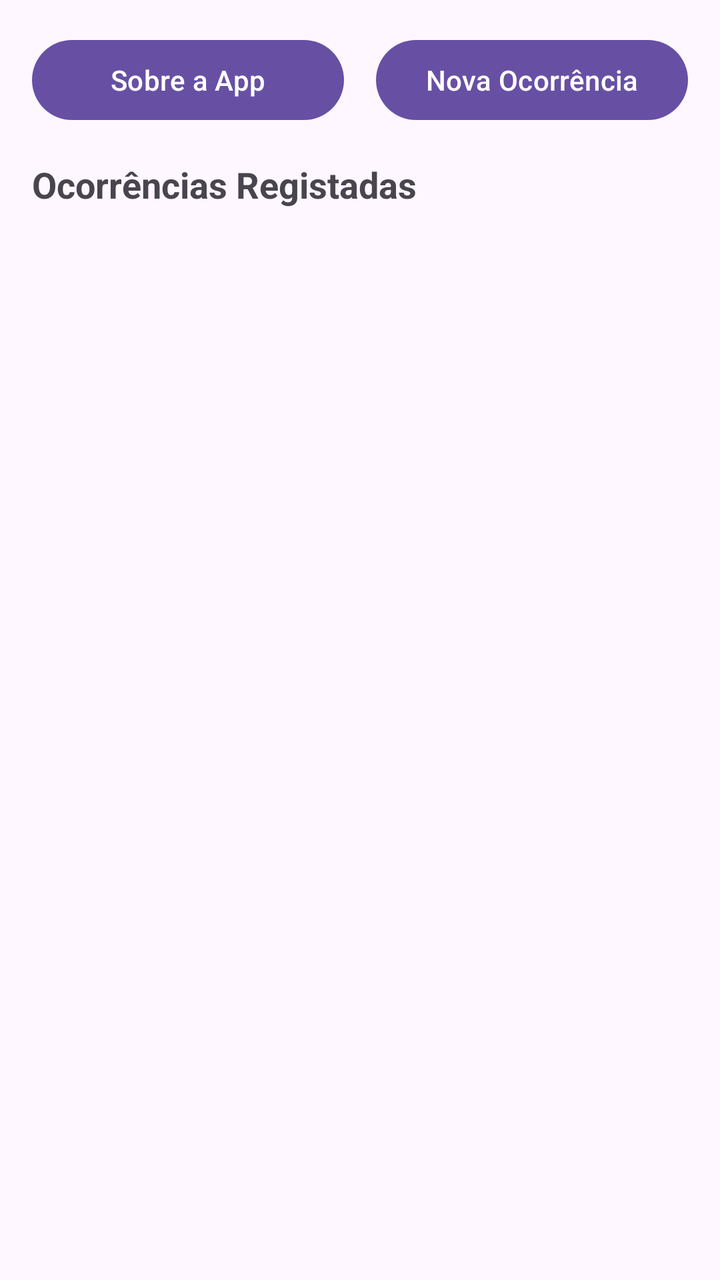
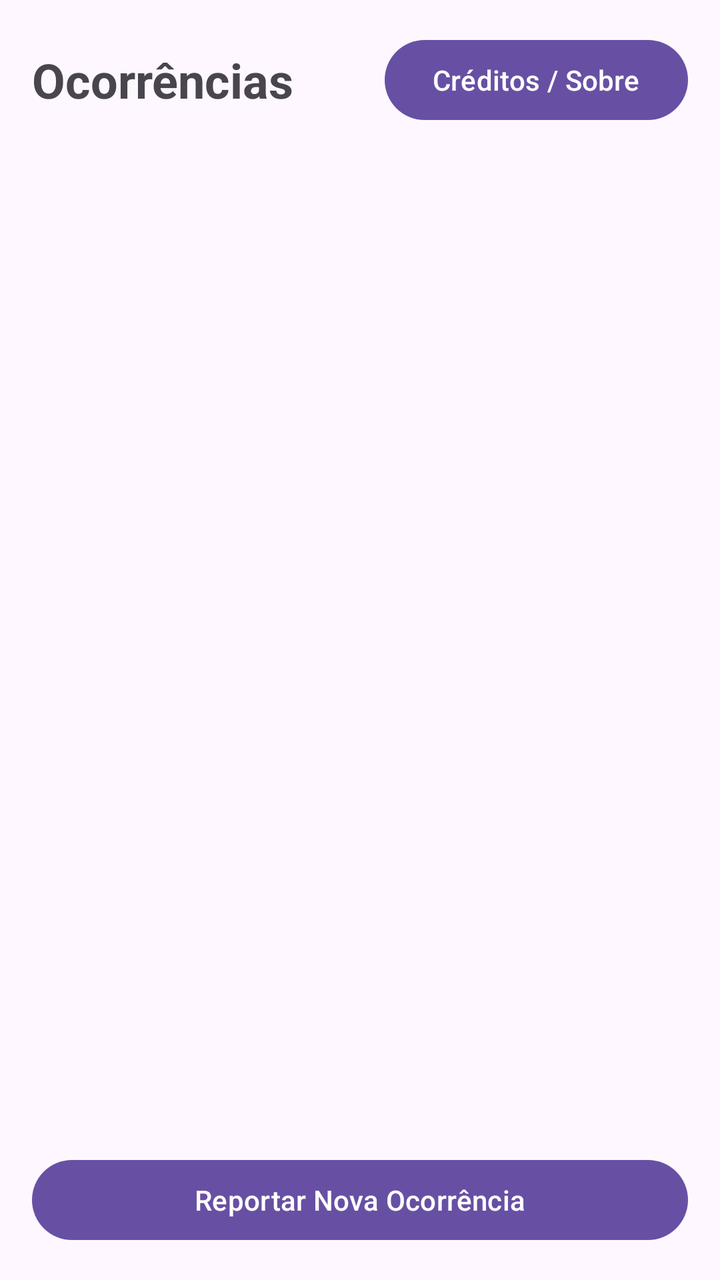

Before-and-after screenshots of an Android layout around one commit, followed by the original layout XML and the change that was made.
<!-- AndroidManifest.xml: application theme Theme.UrbanAudit -->
<!-- res/layout/activity_main.xml -->
<?xml version="1.0" encoding="utf-8"?>
<LinearLayout xmlns:android="http://schemas.android.com/apk/res/android"
    android:layout_width="match_parent"
    android:layout_height="match_parent"
    android:orientation="vertical"
    android:padding="16dp">

    <LinearLayout
        android:layout_width="match_parent"
        android:layout_height="wrap_content"
        android:orientation="horizontal"
        android:layout_marginBottom="16dp">

        <Button
            android:id="@+id/btnSobre"
            android:layout_width="0dp"
            android:layout_height="wrap_content"
            android:layout_weight="1"
            android:text="Sobre a App"
            android:layout_marginEnd="8dp" />

        <Button
            android:id="@+id/btnNovaOcorrencia"
            android:layout_width="0dp"
            android:layout_height="wrap_content"
            android:layout_weight="1"
            android:text="Nova Ocorrência"
            android:layout_marginStart="8dp" />
    </LinearLayout>

    <TextView
        android:layout_width="match_parent"
        android:layout_height="wrap_content"
        android:text="Ocorrências Registadas"
        android:textSize="18sp"
        android:textStyle="bold"
        android:layout_marginBottom="8dp" />

    <androidx.recyclerview.widget.RecyclerView
        android:id="@+id/rvOcorrencias"
        android:layout_width="match_parent"
        android:layout_height="match_parent" />

</LinearLayout>
<!-- resources referenced by this layout -->
<resources>
  <style name="Theme.UrbanAudit" parent="Base.Theme.UrbanAudit" />
  <style name="Base.Theme.UrbanAudit" parent="Theme.Material3.DayNight.NoActionBar">
          
          
      </style>
</resources>

<!-- the commit's change to res/layout/activity_main.xml (unified diff, before → after) -->
@@ -1,44 +1,38 @@
 <?xml version="1.0" encoding="utf-8"?>
-<LinearLayout xmlns:android="http://schemas.android.com/apk/res/android"
+<RelativeLayout xmlns:android="http://schemas.android.com/apk/res/android"
     android:layout_width="match_parent"
     android:layout_height="match_parent"
-    android:orientation="vertical"
     android:padding="16dp">
-
-    <LinearLayout
-        android:layout_width="match_parent"
+    
+    <Button
+        android:id="@+id/btnSobre"
+        android:layout_width="wrap_content"
         android:layout_height="wrap_content"
-        android:orientation="horizontal"
-        android:layout_marginBottom="16dp">
-
-        <Button
-            android:id="@+id/btnSobre"
-            android:layout_width="0dp"
-            android:layout_height="wrap_content"
-            android:layout_weight="1"
-            android:text="Sobre a App"
-            android:layout_marginEnd="8dp" />
-
-        <Button
-            android:id="@+id/btnNovaOcorrencia"
-            android:layout_width="0dp"
-            android:layout_height="wrap_content"
-            android:layout_weight="1"
-            android:text="Nova Ocorrência"
-            android:layout_marginStart="8dp" />
-    </LinearLayout>
-
+        android:layout_alignParentTop="true"
+        android:layout_alignParentEnd="true"
+        android:text="Créditos / Sobre" />
     <TextView
-        android:layout_width="match_parent"
+        android:id="@+id/tvTituloApp"
+        android:layout_width="wrap_content"
         android:layout_height="wrap_content"
-        android:text="Ocorrências Registadas"
-        android:textSize="18sp"
-        android:textStyle="bold"
-        android:layout_marginBottom="8dp" />
-
+        android:layout_alignParentTop="true"
+        android:layout_alignParentStart="true"
+        android:layout_alignBottom="@id/btnSobre"
+        android:gravity="center_vertical"
+        android:text="Ocorrências"
+        android:textSize="24sp"
+        android:textStyle="bold" />
     <androidx.recyclerview.widget.RecyclerView
         android:id="@+id/rvOcorrencias"
         android:layout_width="match_parent"
-        android:layout_height="match_parent" />
-
-</LinearLayout>
+        android:layout_height="match_parent"
+        android:layout_below="@id/btnSobre"
+        android:layout_marginTop="16dp" />
+    
+    <Button
+        android:id="@+id/btnNovaOcorrencia"
+        android:layout_width="match_parent"
+        android:layout_height="wrap_content"
+        android:layout_alignParentBottom="true"
+        android:text="Reportar Nova Ocorrência" />
+</RelativeLayout>
